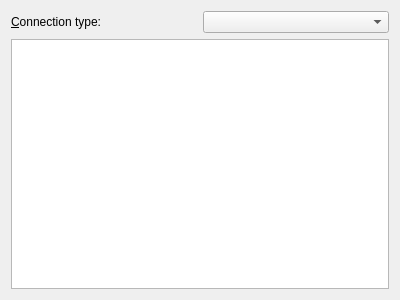
Before: the Qt Designer form methodinvocationdialog.ui in KDAB/GammaRay, drawn with Qt 5.
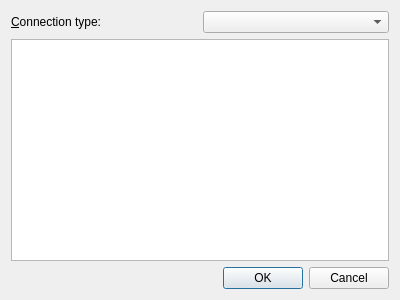
After: the same form once the commit is applied.

Commit message: KDialog => QDialog

The edit to the form file:
```diff
--- a/methodinvocationdialog.ui
+++ b/methodinvocationdialog.ui
@@ -41,6 +41,13 @@
      </property>
     </widget>
    </item>
+   <item>
+    <widget class="QDialogButtonBox" name="buttonBox">
+     <property name="standardButtons">
+      <set>QDialogButtonBox::Cancel|QDialogButtonBox::Ok</set>
+     </property>
+    </widget>
+   </item>
   </layout>
  </widget>
  <resources/>
```
The commit also changes 2 other files.
